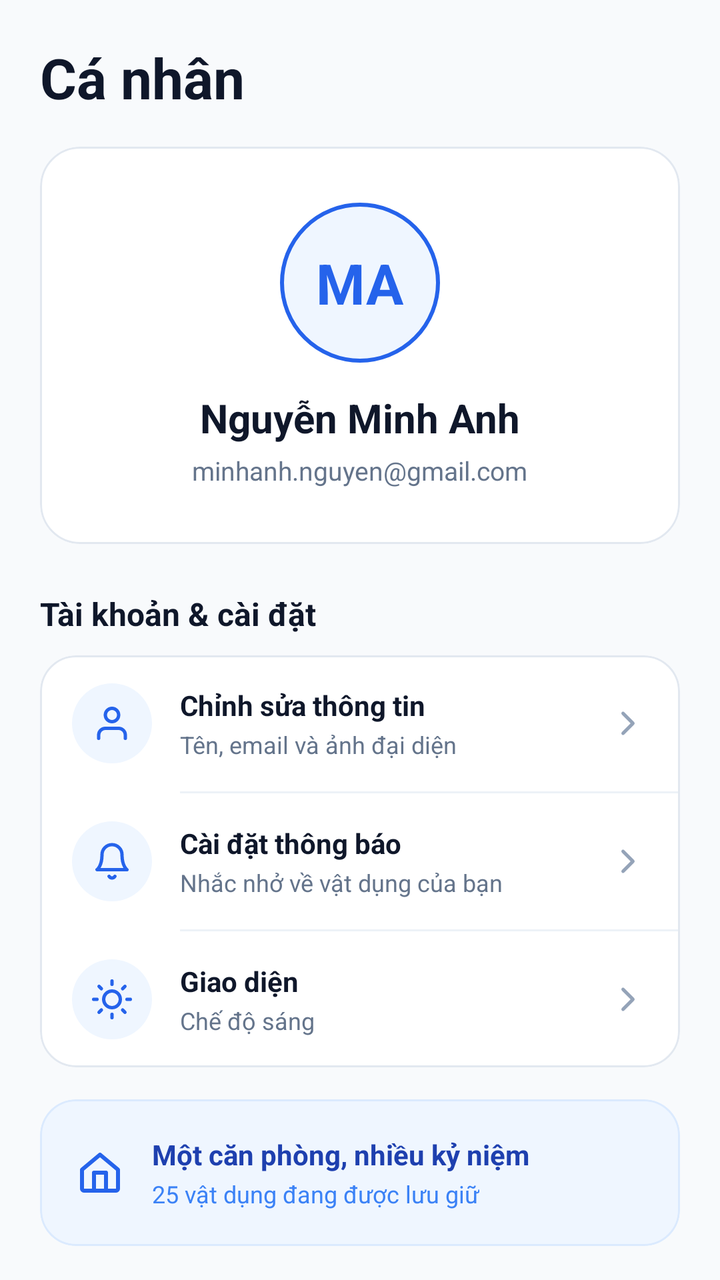
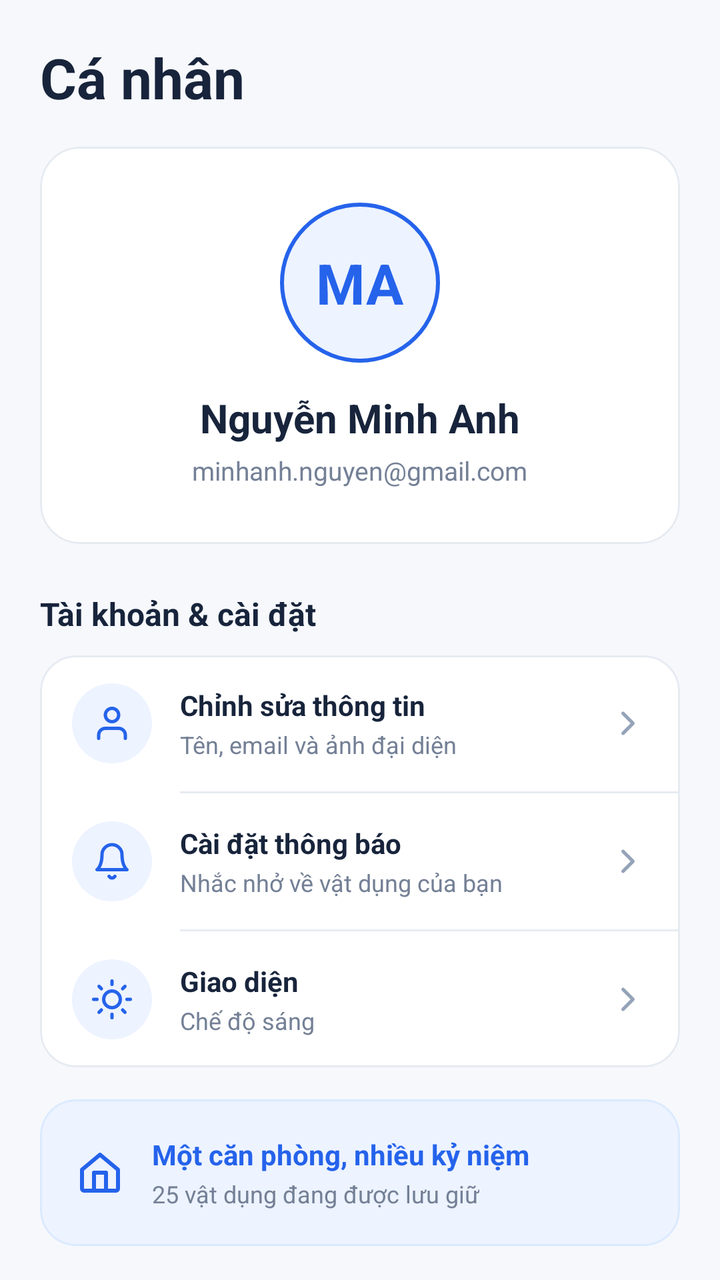

Two renders of the same Android screen: before a commit and after it. Below are the layout's source before the change and the commit's diff.
<!-- AndroidManifest.xml: application theme Theme.DoAn20 -->
<!-- res/layout/fragment_profile.xml -->
<?xml version="1.0" encoding="utf-8"?>
<androidx.core.widget.NestedScrollView
    xmlns:android="http://schemas.android.com/apk/res/android"
    xmlns:app="http://schemas.android.com/apk/res-auto"
    xmlns:tools="http://schemas.android.com/tools"
    android:layout_width="match_parent"
    android:layout_height="match_parent"
    android:background="@color/background"
    android:fillViewport="true">

    <LinearLayout
        android:layout_width="match_parent"
        android:layout_height="wrap_content"
        android:orientation="vertical"
        android:paddingBottom="88dp">

        
        <TextView
            android:layout_width="wrap_content"
            android:layout_height="wrap_content"
            android:layout_marginStart="20dp"
            android:layout_marginTop="20dp"
            android:text="Cá nhân"
            android:textColor="@color/text_primary"
            android:textSize="28sp"
            android:textStyle="bold" />

        
        <com.google.android.material.card.MaterialCardView
            android:layout_width="match_parent"
            android:layout_height="wrap_content"
            android:layout_marginHorizontal="20dp"
            android:layout_marginTop="16dp"
            app:cardBackgroundColor="@color/surface"
            app:cardCornerRadius="20dp"
            app:cardElevation="0dp"
            app:strokeColor="@color/border"
            app:strokeWidth="1dp">

            <LinearLayout
                android:layout_width="match_parent"
                android:layout_height="wrap_content"
                android:gravity="center_horizontal"
                android:orientation="vertical"
                android:paddingVertical="28dp"
                android:paddingHorizontal="20dp">

                
                <FrameLayout
                    android:layout_width="80dp"
                    android:layout_height="80dp"
                    android:background="@drawable/bg_avatar_circle">

                    <TextView
                        android:layout_width="wrap_content"
                        android:layout_height="wrap_content"
                        android:layout_gravity="center"
                        android:text="MA"
                        android:textColor="@color/primary_blue"
                        android:textSize="28sp"
                        android:textStyle="bold" />
                </FrameLayout>

                <TextView
                    android:id="@+id/tvProfileName"
                    android:layout_width="wrap_content"
                    android:layout_height="wrap_content"
                    android:layout_marginTop="14dp"
                    android:text="Nguyễn Minh Anh"
                    android:textColor="@color/text_primary"
                    android:textSize="20sp"
                    android:textStyle="bold" />

                <TextView
                    android:id="@+id/tvProfileEmail"
                    android:layout_width="wrap_content"
                    android:layout_height="wrap_content"
                    android:layout_marginTop="4dp"
                    android:text="minhanh.nguyen@gmail.com"
                    android:textColor="@color/text_secondary"
                    android:textSize="13sp" />
            </LinearLayout>
        </com.google.android.material.card.MaterialCardView>

        
        <TextView
            android:layout_width="wrap_content"
            android:layout_height="wrap_content"
            android:layout_marginStart="20dp"
            android:layout_marginTop="24dp"
            android:text="Tài khoản &amp; cài đặt"
            android:textColor="@color/text_primary"
            android:textSize="16sp"
            android:textStyle="bold" />

        <com.google.android.material.card.MaterialCardView
            android:layout_width="match_parent"
            android:layout_height="wrap_content"
            android:layout_marginHorizontal="20dp"
            android:layout_marginTop="10dp"
            app:cardBackgroundColor="@color/surface"
            app:cardCornerRadius="18dp"
            app:cardElevation="0dp"
            app:strokeColor="@color/border"
            app:strokeWidth="1dp">

            <LinearLayout
                android:layout_width="match_parent"
                android:layout_height="wrap_content"
                android:orientation="vertical">

                
                <RelativeLayout
                    android:id="@+id/btnEditProfileInfo"
                    android:layout_width="match_parent"
                    android:layout_height="68dp"
                    android:background="?attr/selectableItemBackground"
                    android:clickable="true"
                    android:focusable="true"
                    android:paddingHorizontal="16dp">

                    <FrameLayout
                        android:id="@+id/iconBoxUser"
                        android:layout_width="40dp"
                        android:layout_height="40dp"
                        android:layout_alignParentStart="true"
                        android:layout_centerVertical="true"
                        android:background="@drawable/bg_icon_circle_soft_blue">

                        <ImageView
                            android:layout_width="20dp"
                            android:layout_height="20dp"
                            android:layout_gravity="center"
                            android:src="@drawable/ic_profile"
                            app:tint="@color/primary_blue"
                            android:contentDescription="@null" />
                    </FrameLayout>

                    <LinearLayout
                        android:layout_width="wrap_content"
                        android:layout_height="wrap_content"
                        android:layout_centerVertical="true"
                        android:layout_marginStart="14dp"
                        android:layout_toEndOf="@id/iconBoxUser"
                        android:layout_toStartOf="@+id/arrow1"
                        android:orientation="vertical">

                        <TextView
                            android:layout_width="wrap_content"
                            android:layout_height="wrap_content"
                            android:text="Chỉnh sửa thông tin"
                            android:textColor="@color/text_primary"
                            android:textSize="14sp"
                            android:textStyle="bold" />

                        <TextView
                            android:layout_width="wrap_content"
                            android:layout_height="wrap_content"
                            android:layout_marginTop="2dp"
                            android:text="Tên, email và ảnh đại diện"
                            android:textColor="@color/text_secondary"
                            android:textSize="12sp" />
                    </LinearLayout>

                    <ImageView
                        android:id="@+id/arrow1"
                        android:layout_width="20dp"
                        android:layout_height="20dp"
                        android:layout_alignParentEnd="true"
                        android:layout_centerVertical="true"
                        android:src="@drawable/ic_chevron_right"
                        android:contentDescription="@null" />
                </RelativeLayout>

                <View
                    android:layout_width="match_parent"
                    android:layout_height="1dp"
                    android:layout_marginStart="70dp"
                    android:background="@color/border_light" />

                
                <RelativeLayout
                    android:id="@+id/btnNotificationSettings"
                    android:layout_width="match_parent"
                    android:layout_height="68dp"
                    android:background="?attr/selectableItemBackground"
                    android:clickable="true"
                    android:focusable="true"
                    android:paddingHorizontal="16dp">

                    <FrameLayout
                        android:id="@+id/iconBoxNotif"
                        android:layout_width="40dp"
                        android:layout_height="40dp"
                        android:layout_alignParentStart="true"
                        android:layout_centerVertical="true"
                        android:background="@drawable/bg_icon_circle_soft_blue">

                        <ImageView
                            android:layout_width="20dp"
                            android:layout_height="20dp"
                            android:layout_gravity="center"
                            android:src="@drawable/ic_notifications"
                            app:tint="@color/primary_blue"
                            android:contentDescription="@null" />
                    </FrameLayout>

                    <LinearLayout
                        android:layout_width="wrap_content"
                        android:layout_height="wrap_content"
                        android:layout_centerVertical="true"
                        android:layout_marginStart="14dp"
                        android:layout_toEndOf="@id/iconBoxNotif"
                        android:layout_toStartOf="@+id/arrow2"
                        android:orientation="vertical">

                        <TextView
                            android:layout_width="wrap_content"
                            android:layout_height="wrap_content"
                            android:text="Cài đặt thông báo"
                            android:textColor="@color/text_primary"
                            android:textSize="14sp"
                            android:textStyle="bold" />

                        <TextView
                            android:layout_width="wrap_content"
                            android:layout_height="wrap_content"
                            android:layout_marginTop="2dp"
                            android:text="Nhắc nhở về vật dụng của bạn"
                            android:textColor="@color/text_secondary"
                            android:textSize="12sp" />
                    </LinearLayout>

                    <ImageView
                        android:id="@+id/arrow2"
                        android:layout_width="20dp"
                        android:layout_height="20dp"
                        android:layout_alignParentEnd="true"
                        android:layout_centerVertical="true"
                        android:src="@drawable/ic_chevron_right"
                        android:contentDescription="@null" />
                </RelativeLayout>

                <View
                    android:layout_width="match_parent"
                    android:layout_height="1dp"
                    android:layout_marginStart="70dp"
                    android:background="@color/border_light" />

                
                <RelativeLayout
                    android:id="@+id/btnThemeSettings"
                    android:layout_width="match_parent"
                    android:layout_height="68dp"
                    android:background="?attr/selectableItemBackground"
                    android:clickable="true"
                    android:focusable="true"
                    android:paddingHorizontal="16dp">

                    <FrameLayout
                        android:id="@+id/iconBoxTheme"
                        android:layout_width="40dp"
                        android:layout_height="40dp"
                        android:layout_alignParentStart="true"
                        android:layout_centerVertical="true"
                        android:background="@drawable/bg_icon_circle_soft_blue">

                        <ImageView
                            android:layout_width="20dp"
                            android:layout_height="20dp"
                            android:layout_gravity="center"
                            android:src="@drawable/ic_sun"
                            app:tint="@color/primary_blue"
                            android:contentDescription="@null" />
                    </FrameLayout>

                    <LinearLayout
                        android:layout_width="wrap_content"
                        android:layout_height="wrap_content"
                        android:layout_centerVertical="true"
                        android:layout_marginStart="14dp"
                        android:layout_toEndOf="@id/iconBoxTheme"
                        android:layout_toStartOf="@+id/arrow3"
                        android:orientation="vertical">

                        <TextView
                            android:layout_width="wrap_content"
                            android:layout_height="wrap_content"
                            android:text="Giao diện"
                            android:textColor="@color/text_primary"
                            android:textSize="14sp"
                            android:textStyle="bold" />

                        <TextView
                            android:layout_width="wrap_content"
                            android:layout_height="wrap_content"
                            android:layout_marginTop="2dp"
                            android:text="Chế độ sáng"
                            android:textColor="@color/text_secondary"
                            android:textSize="12sp" />
                    </LinearLayout>

                    <ImageView
                        android:id="@+id/arrow3"
                        android:layout_width="20dp"
                        android:layout_height="20dp"
                        android:layout_alignParentEnd="true"
                        android:layout_centerVertical="true"
                        android:src="@drawable/ic_chevron_right"
                        android:contentDescription="@null" />
                </RelativeLayout>

            </LinearLayout>
        </com.google.android.material.card.MaterialCardView>

        
        <com.google.android.material.card.MaterialCardView
            android:layout_width="match_parent"
            android:layout_height="wrap_content"
            android:layout_marginHorizontal="20dp"
            android:layout_marginTop="16dp"
            app:cardBackgroundColor="@color/memory_card_bg"
            app:cardCornerRadius="18dp"
            app:cardElevation="0dp"
            app:strokeColor="#DBEAFE"
            app:strokeWidth="1dp">

            <LinearLayout
                android:layout_width="match_parent"
                android:layout_height="wrap_content"
                android:gravity="center_vertical"
                android:orientation="horizontal"
                android:padding="18dp">

                <ImageView
                    android:layout_width="24dp"
                    android:layout_height="24dp"
                    android:src="@drawable/ic_home"
                    android:contentDescription="@null"
                    app:tint="@color/primary_blue" />

                <LinearLayout
                    android:layout_width="wrap_content"
                    android:layout_height="wrap_content"
                    android:layout_marginStart="14dp"
                    android:orientation="vertical">

                    <TextView
                        android:layout_width="wrap_content"
                        android:layout_height="wrap_content"
                        android:text="Một căn phòng, nhiều kỷ niệm"
                        android:textColor="@color/memory_card_title"
                        android:textSize="14sp"
                        android:textStyle="bold" />

                    <TextView
                        android:id="@+id/tvMemoryCount"
                        android:layout_width="wrap_content"
                        android:layout_height="wrap_content"
                        android:layout_marginTop="2dp"
                        android:text="25 vật dụng đang được lưu giữ"
                        android:textColor="@color/memory_card_sub"
                        android:textSize="12sp" />
                </LinearLayout>
            </LinearLayout>
        </com.google.android.material.card.MaterialCardView>

        
        <com.google.android.material.button.MaterialButton
            android:id="@+id/btnSettingsLogout"
            style="@style/Widget.App.Button.Outlined"
            android:layout_width="match_parent"
            android:layout_height="52dp"
            android:layout_marginHorizontal="20dp"
            android:layout_marginTop="16dp"
            android:text="Đăng xuất"
            android:textColor="@color/danger_red"
            android:textSize="15sp"
            app:cornerRadius="14dp"
            app:icon="@drawable/ic_logout"
            app:iconGravity="textStart"
            app:iconSize="18dp"
            app:iconTint="@color/danger_red"
            app:strokeColor="@color/border" />

        
        <TextView
            android:layout_width="wrap_content"
            android:layout_height="wrap_content"
            android:layout_gravity="center_horizontal"
            android:layout_marginTop="24dp"
            android:text="Gọn Phòng · Phiên bản 1.0.0"
            android:textColor="@color/text_muted"
            android:textSize="12sp" />

    </LinearLayout>

</androidx.core.widget.NestedScrollView>
<!-- resources referenced by this layout -->
<resources>
  <color name="background">#F8FAFC</color>
  <color name="border">#E2E8F0</color>
  <color name="border_light">#EDF2F7</color>
  <color name="danger_red">#DC2626</color>
  <color name="memory_card_bg">#EFF6FF</color>
  <color name="memory_card_sub">#3B82F6</color>
  <color name="memory_card_title">#1E40AF</color>
  <color name="primary_blue">#2563EB</color>
  <color name="surface">#FFFFFF</color>
  <color name="text_muted">#94A3B8</color>
  <color name="text_primary">#0F172A</color>
  <color name="text_secondary">#64748B</color>
  <!-- drawable bg_avatar_circle (drawable) -->
  <?xml version="1.0" encoding="utf-8"?>
  <shape xmlns:android="http://schemas.android.com/apk/res/android"
      android:shape="oval">
      <solid android:color="@color/primary_blue_container" />
      <stroke android:width="2dp" android:color="@color/primary_blue" />
  </shape>
  <!-- drawable bg_icon_circle_soft_blue (drawable) -->
  <?xml version="1.0" encoding="utf-8"?>
  <shape xmlns:android="http://schemas.android.com/apk/res/android"
      android:shape="oval">
      <solid android:color="@color/primary_blue_container" />
  </shape>
  <!-- drawable ic_chevron_right (drawable) -->
  <vector xmlns:android="http://schemas.android.com/apk/res/android"
      android:width="24dp"
      android:height="24dp"
      android:viewportWidth="24"
      android:viewportHeight="24">
      <path
          android:fillColor="#00000000"
          android:strokeColor="#94A3B8"
          android:strokeWidth="2"
          android:strokeLineCap="round"
          android:strokeLineJoin="round"
          android:pathData="M9,18l6,-6 -6,-6" />
  </vector>
  <style name="Widget.App.Button.Outlined" parent="Widget.Material3.Button.OutlinedButton">
          <item name="android:minHeight">@dimen/button_height</item>
          <item name="strokeColor">@color/border</item>
          <item name="strokeWidth">1dp</item>
          <item name="android:textColor">@color/text_primary</item>
          <item name="cornerRadius">@dimen/radius_medium</item>
      </style>
  <color name="primary_blue_container">#EFF6FF</color>
  <dimen name="button_height">50dp</dimen>
  <dimen name="radius_medium">12dp</dimen>
  <color name="primary_blue_dark">#1D4ED8</color>
  <color name="white">#FFFFFF</color>
  <color name="surface_variant">#F1F5F9</color>
  <style name="ShapeAppearance.App.SmallComponent" parent="ShapeAppearance.Material3.SmallComponent">
          <item name="cornerSize">@dimen/radius_small</item>
      </style>
  <style name="ShapeAppearance.App.MediumComponent" parent="ShapeAppearance.Material3.MediumComponent">
          <item name="cornerSize">@dimen/radius_medium</item>
      </style>
  <style name="ShapeAppearance.App.LargeComponent" parent="ShapeAppearance.Material3.LargeComponent">
          <item name="cornerSize">@dimen/radius_large</item>
      </style>
  <dimen name="radius_small">8dp</dimen>
  <dimen name="radius_large">16dp</dimen>
  <!-- unchanged entries left out for length: 6 -->
</resources>

<!-- the commit's change to res/layout/fragment_profile.xml (unified diff, before → after) -->
@@ -52,6 +52,7 @@
                     android:background="@drawable/bg_avatar_circle">
 
                     <TextView
+                        android:id="@+id/tvAvatarInitials"
                         android:layout_width="wrap_content"
                         android:layout_height="wrap_content"
                         android:layout_gravity="center"
@@ -364,6 +365,24 @@
                 </LinearLayout>
             </LinearLayout>
         </com.google.android.material.card.MaterialCardView>
+
+        
+        <com.google.android.material.button.MaterialButton
+            android:id="@+id/btnAdminDashboard"
+            style="@style/Widget.App.Button.Outlined"
+            android:layout_width="match_parent"
+            android:layout_height="52dp"
+            android:layout_marginHorizontal="20dp"
+            android:layout_marginTop="16dp"
+            android:text="Bảng điều khiển Quản trị (Admin)"
+            android:textColor="@color/primary_blue"
+            android:textSize="14sp"
+            app:cornerRadius="14dp"
+            app:icon="@drawable/ic_shield_check"
+            app:iconGravity="textStart"
+            app:iconSize="18dp"
+            app:iconTint="@color/primary_blue"
+            app:strokeColor="@color/primary_blue_light" />
 
         
         <com.google.android.material.button.MaterialButton
<!-- resource entries referenced after the edit -->
@@ -1,17 +1,18 @@
 <!-- resources referenced by this layout -->
 <resources>
-  <color name="background">#F8FAFC</color>
-  <color name="border">#E2E8F0</color>
-  <color name="border_light">#EDF2F7</color>
-  <color name="danger_red">#DC2626</color>
-  <color name="memory_card_bg">#EFF6FF</color>
-  <color name="memory_card_sub">#3B82F6</color>
-  <color name="memory_card_title">#1E40AF</color>
+  <color name="background">#F6F8FC</color>
+  <color name="border">#E6EBF2</color>
+  <color name="border_light">#E6EBF2</color>
+  <color name="danger_red">#D44242</color>
+  <color name="memory_card_bg">#EDF3FF</color>
+  <color name="memory_card_sub">#748096</color>
+  <color name="memory_card_title">#2563EB</color>
   <color name="primary_blue">#2563EB</color>
+  <color name="primary_blue_light">#DBEAFE</color>
   <color name="surface">#FFFFFF</color>
-  <color name="text_muted">#94A3B8</color>
-  <color name="text_primary">#0F172A</color>
-  <color name="text_secondary">#64748B</color>
+  <color name="text_muted">#748096</color>
+  <color name="text_primary">#17243B</color>
+  <color name="text_secondary">#748096</color>
   <!-- drawable bg_avatar_circle (drawable) -->
   <?xml version="1.0" encoding="utf-8"?>
   <shape xmlns:android="http://schemas.android.com/apk/res/android"
@@ -39,6 +40,20 @@
           android:strokeLineJoin="round"
           android:pathData="M9,18l6,-6 -6,-6" />
   </vector>
+  <!-- drawable ic_shield_check (drawable) -->
+  <?xml version="1.0" encoding="utf-8"?>
+  <vector xmlns:android="http://schemas.android.com/apk/res/android"
+      android:width="20dp"
+      android:height="20dp"
+      android:viewportWidth="28"
+      android:viewportHeight="28">
+      <path
+          android:strokeColor="#2563EB"
+          android:strokeWidth="2.5"
+          android:strokeLineCap="round"
+          android:strokeLineJoin="round"
+          android:pathData="M10.5,14 L12.83,16.33 L17.5,11.67 M23.33,15.17 C23.33,21 19.25,23.92 14.4,25.61 A1.17,1.17 0 0,1 13.61,25.6 C8.75,23.92 4.67,21 4.67,15.17 V7 A1.17,1.17 0 0,1 5.83,5.83 C8.17,5.83 11.08,4.43 13.11,2.66 A1.17,1.17 0 0,1 14.89,2.66 C16.93,4.44 19.83,5.83 22.17,5.83 A1.17,1.17 0 0,1 23.33,7 V15.17 Z" />
+  </vector>
   <style name="Widget.App.Button.Outlined" parent="Widget.Material3.Button.OutlinedButton">
           <item name="android:minHeight">@dimen/button_height</item>
           <item name="strokeColor">@color/border</item>
@@ -46,7 +61,7 @@
           <item name="android:textColor">@color/text_primary</item>
           <item name="cornerRadius">@dimen/radius_medium</item>
       </style>
-  <color name="primary_blue_container">#EFF6FF</color>
+  <color name="primary_blue_container">#EDF3FF</color>
   <dimen name="button_height">50dp</dimen>
   <dimen name="radius_medium">12dp</dimen>
   <color name="primary_blue_dark">#1D4ED8</color>
